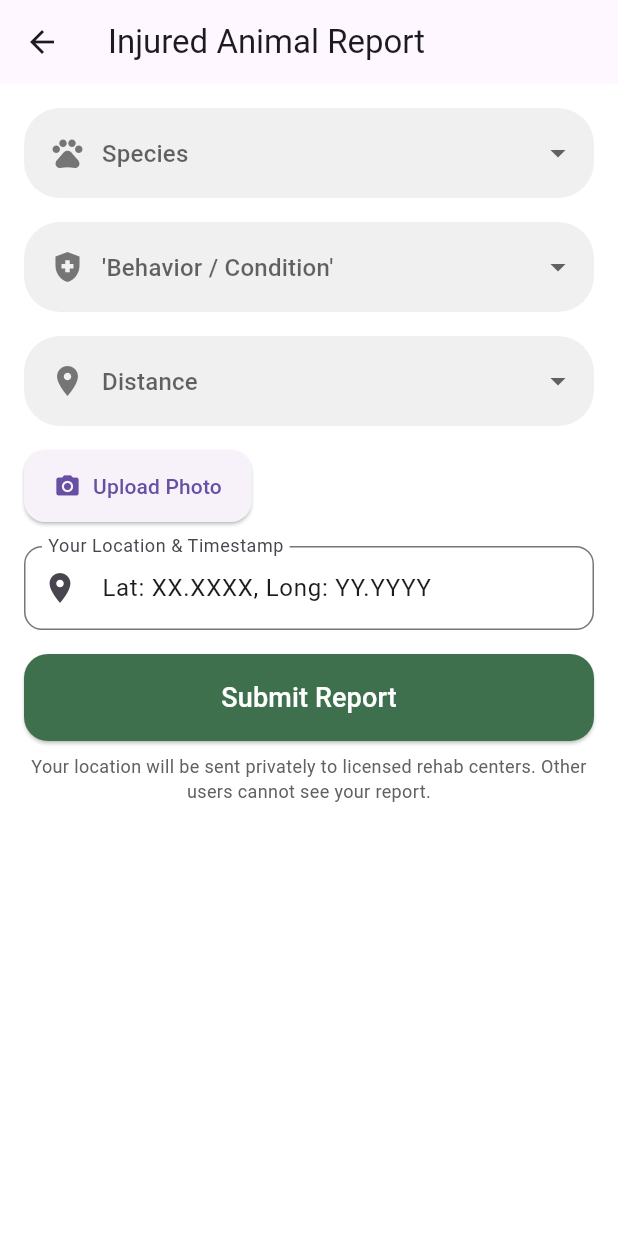
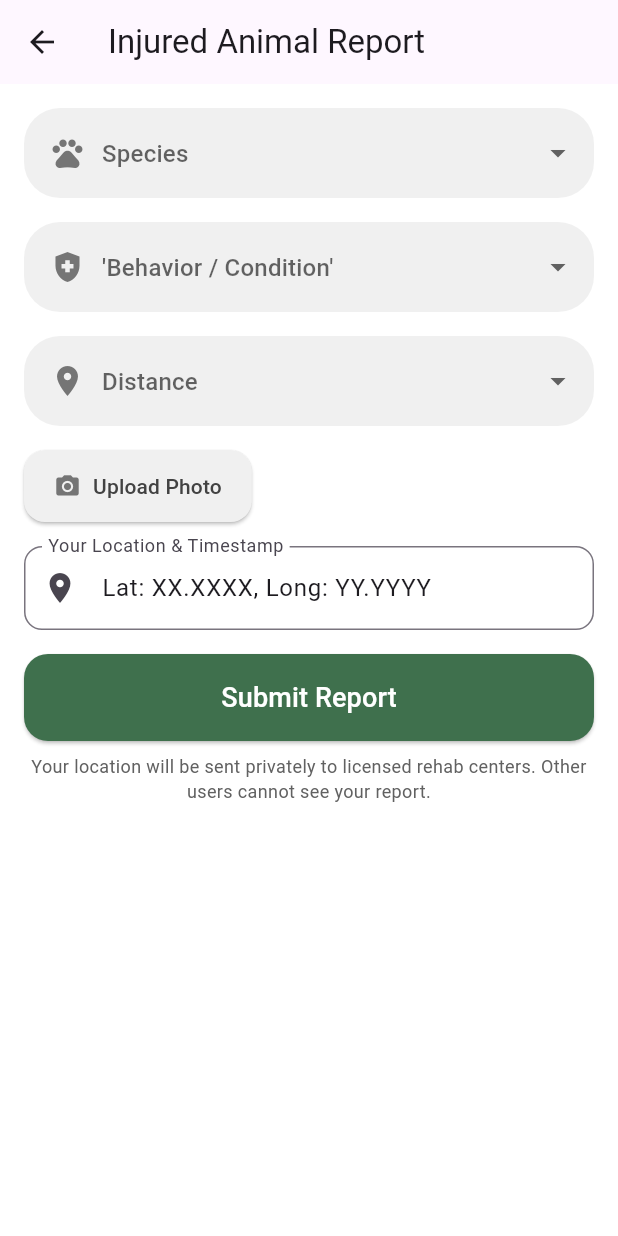
Before and after one commit to RtechnologiesMobileApp/wildlife, a Flutter app: the InjuredAnimalReportScreen screen opened directly, on a phone screen of 412 x 824 dp. Run offline on Flutter 3.47's test engine with Material 3 defaults, Android fonts, the phone set to English and light mode, and no system bars; our stand-ins replace get, image_picker.

Commit message:
Minor UI set

```diff
--- a/lib/features/injuredanimal/presentations/screens/injuried_animal_report_screen.dart
+++ b/lib/features/injuredanimal/presentations/screens/injuried_animal_report_screen.dart
@@ -1,5 +1,6 @@
 import 'package:flutter/material.dart';
 import 'package:get/get.dart';
+import 'package:wildlife/config/constants/colors.dart';
 import 'package:wildlife/features/injuredanimal/controller/injured_animals_controller.dart';
 import 'package:wildlife/features/injuredanimal/presentations/widgets/custom_dropdown.dart';
 import 'package:wildlife/features/onBoarding/presentations/widgets/rounded_button.dart';
@@ -72,11 +73,15 @@ class InjuredAnimalReportScreen extends StatelessWidget {
               // Photo Upload
               Obx(
                 () => Row(
+
                   children: [
                     ElevatedButton.icon(
                       onPressed: controller.pickImage,
-                      icon: Icon(Icons.camera_alt),
-                      label: Text('Upload Photo'),
+                      icon: Icon(Icons.camera_alt,color: Colors.grey[600],),
+                      label: Text('Upload Photo', style: TextStyle(color: Colors.grey[800])),
+                      style: ButtonStyle(
+                        backgroundColor: MaterialStateProperty.all(Color(0xFFF0F0F0)),
+                      ),
                     ),
                     SizedBox(width: 12),
                     if (controller.image.value != null) Text('Photo Selected'),
```
